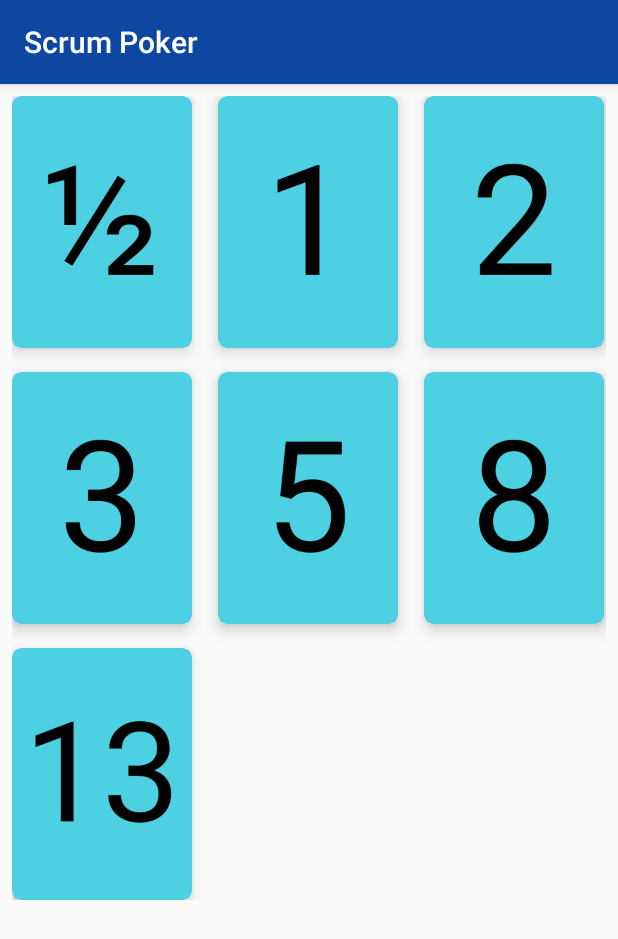
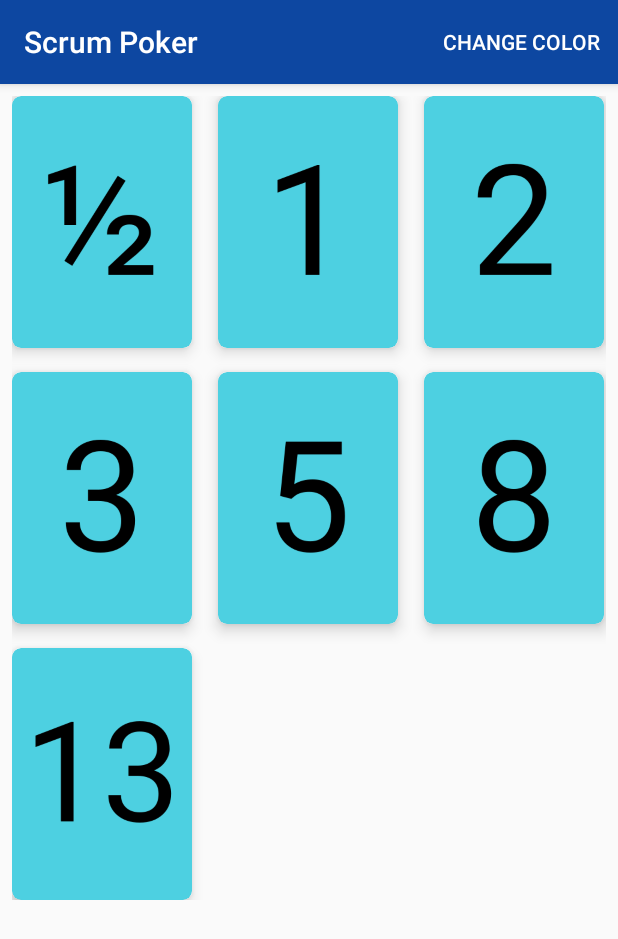
Before and after one commit to nateswartz/scrum-poker, an Android app: the screen it shows after launch (CardsGridActivity), on a phone screen of 412 x 824 dp. Shown: the top 939 px of the screen. Run offline under Robolectric (Android 15) with nearby library versions, the phone set to English and light mode, and no system bars.

Commit message:
Add menu option to change card/text color

```diff
--- a/app/src/main/java/com/example/nswartzentruber/scrumpoker/CardsGridActivity.kt
+++ b/app/src/main/java/com/example/nswartzentruber/scrumpoker/CardsGridActivity.kt
@@ -2,19 +2,26 @@ package com.example.nswartzentruber.scrumpoker
 
 import android.app.ActivityOptions
 import android.content.Intent
+import android.graphics.Color
 import android.os.Bundle
+import android.support.v4.content.ContextCompat
 import android.support.v7.app.AppCompatActivity
+import android.support.v7.widget.CardView
 import android.util.Pair
-import android.view.View
-import android.view.ViewTreeObserver
-import android.view.Window
+import android.view.*
 import android.widget.AdapterView.OnItemClickListener
 import android.widget.GridView
+import android.widget.ImageView
 
 
 const val EXTRA_NUMBER = "com.example.nswartzentruber.scrumpoker.NUMBER"
+const val EXTRA_CARD_COLOR = "com.example.nswartzentruber.scrumpoker.CARDCOLOR"
+const val EXTRA_TEXT_COLOR = "com.example.nswartzentruber.scrumpoker.TEXTCOLOR"
 
 class CardsGridActivity : AppCompatActivity() {
+
+    private var textColor = 0
+    private var cardColor = 0
 
     override fun onCreate(savedInstanceState: Bundle?) {
         super.onCreate(savedInstanceState)
@@ -50,8 +57,55 @@ class CardsGridActivity : AppCompatActivity() {
                             statusBarPair, navBarPair, toolbarPair)
             val intent = Intent(this@CardsGridActivity, SingleCardActivity::class.java).apply {
                 putExtra(EXTRA_NUMBER, card_numbers[position])
+                putExtra(EXTRA_CARD_COLOR, cardColor)
+                putExtra(EXTRA_TEXT_COLOR, textColor)
             }
             startActivity(intent, options.toBundle())
         }
+
+        textColor = Color.argb(255, 0, 0, 0)
+        cardColor = ContextCompat.getColor(this ,R.color.colorAccent)
+    }
+
+    override fun onCreateOptionsMenu(menu: Menu): Boolean {
+        // Inflate the menu; this adds items to the action bar if it is present.
+        menuInflater.inflate(R.menu.appbar, menu)
+        return true
+    }
+
+    override fun onOptionsItemSelected(item: MenuItem) = when (item.itemId) {
+        R.id.change_color -> {
+            when (cardColor) {
+                ContextCompat.getColor(this ,R.color.colorAccent) -> {
+                    textColor = Color.argb(255, 255, 255, 255)
+                    cardColor = ContextCompat.getColor(this, R.color.colorPrimary)
+                }
+                ContextCompat.getColor(this ,R.color.colorPrimary) -> {
+                    textColor = Color.argb(255, 255, 255, 255)
+                    cardColor = ContextCompat.getColor(this, R.color.alternateCardColor)
+                }
+                ContextCompat.getColor(this ,R.color.alternateCardColor) -> {
+                    textColor = Color.argb(255, 0, 0, 0)
+                    cardColor = ContextCompat.getColor(this, R.color.alternateCardColor2)
+                }
+                ContextCompat.getColor(this ,R.color.alternateCardColor2) -> {
+                    textColor = Color.argb(255, 0, 0, 0)
+                    cardColor = ContextCompat.getColor(this, R.color.colorAccent)
+                }
+            }
+            val gridview = findViewById<GridView>(R.id.card_gridview)
+            for (i in 0 until gridview.childCount) {
+                val child = gridview.getChildAt(i) as CardView
+                child.setCardBackgroundColor(cardColor)
+                val image = child.findViewById<ImageView>(R.id.card_image)
+                image.setColorFilter(textColor)
+            }
+            true
+        }
+        else -> {
+            // If we got here, the user's action was not recognized.
+            // Invoke the superclass to handle it.
+            super.onOptionsItemSelected(item)
+        }
     }
 }
--- a/app/src/main/java/com/example/nswartzentruber/scrumpoker/SingleCardActivity.kt
+++ b/app/src/main/java/com/example/nswartzentruber/scrumpoker/SingleCardActivity.kt
@@ -30,9 +30,11 @@ class SingleCardActivity : AppCompatActivity() {
 
         findViewById<ImageView>(R.id.card_image).apply {
            setImageResource(intent.getIntExtra(EXTRA_NUMBER, 0))
+           setColorFilter(intent.getIntExtra(EXTRA_TEXT_COLOR, 0))
         }
 
         val card = findViewById<CardView>(R.id.card_view) as CardView
         card.setOnClickListener({ finishAfterTransition() })
+        card.setCardBackgroundColor(intent.getIntExtra(EXTRA_CARD_COLOR, 0))
     }
 }
--- /dev/null
+++ b/app/src/main/res/menu/appbar.xml
@@ -0,0 +1,8 @@
+<?xml version="1.0" encoding="utf-8"?>
+<menu xmlns:android="http://schemas.android.com/apk/res/android"
+      xmlns:app="http://schemas.android.com/apk/res-auto">
+    <item
+        android:id="@+id/change_color"
+        android:title="Change Color"
+        app:showAsAction="always"/>
+</menu>
--- a/app/src/main/res/values/colors.xml
+++ b/app/src/main/res/values/colors.xml
@@ -4,4 +4,6 @@
     <color name="colorPrimaryDark">#002171</color>
     <color name="colorAccent">#4dd0e1</color>
     <color name="primaryTextColor">#ffffff</color>
+    <color name="alternateCardColor">#673ab7</color>
+    <color name="alternateCardColor2">#66bb6a</color>
 </resources>
```
